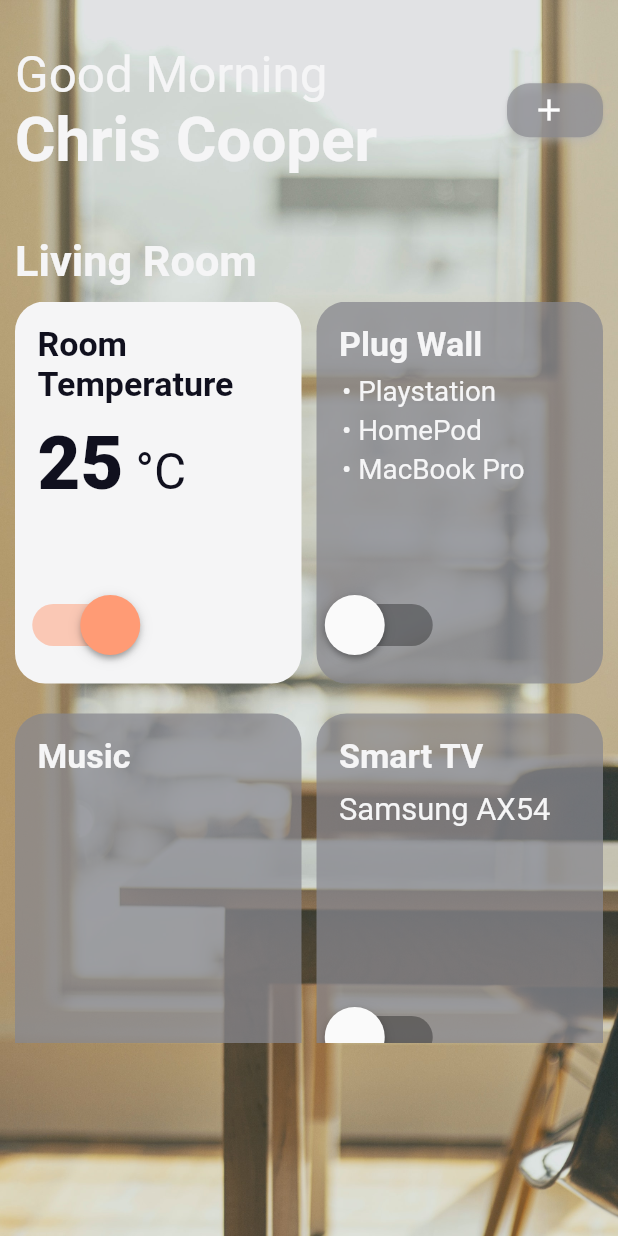
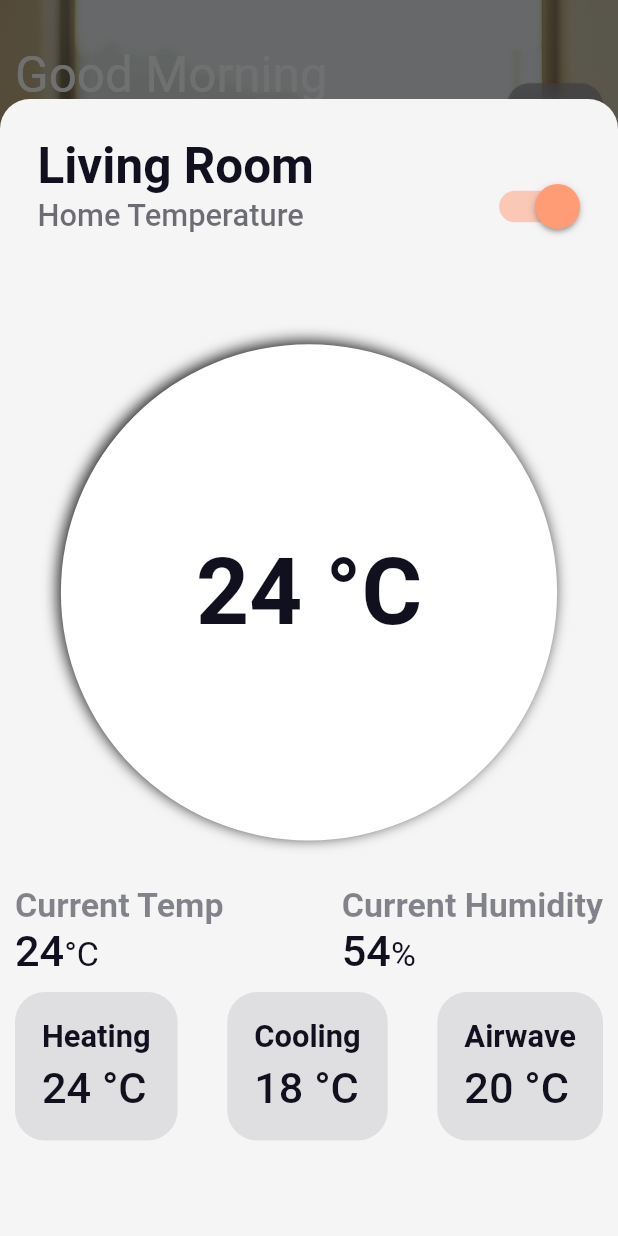
Before and after one commit to Zatinmohan/assignment1, a Flutter app: the screen it shows after launch, after a tap on the "add" icon, on a phone screen of 412 x 824 dp. Run offline on Flutter 3.47's test engine with Material 2 defaults, Android fonts, the phone set to English and light mode, and no system bars; our stand-ins replace get.

Commit message:
- Bottom Sheet Updated - UI Fixes

```diff
--- a/lib/Controllers/main_page_controller.dart
+++ b/lib/Controllers/main_page_controller.dart
@@ -4,6 +4,7 @@ import 'package:get/get.dart';
 class MainPageController extends GetxController {
   RxList<AppData> data = RxList<AppData>();
   RxList<bool> switchData = RxList<bool>();
+  RxInt roomTemperature = 24.obs;
   @override
   void onInit() {
     List<String> items = ["Playstation", "HomePod", "MacBook Pro"];
--- a/lib/MainPage/content.dart
+++ b/lib/MainPage/content.dart
@@ -11,9 +11,7 @@ class MainContent extends StatelessWidget {
 
   @override
   Widget build(BuildContext context) {
-    return SizedBox(
-      width: Get.width,
-      height: Get.height * 0.6,
+    return Expanded(
       child: GridView(
         gridDelegate: SliverGridDelegateWithFixedCrossAxisCount(
           childAspectRatio: Get.width / (Get.height / 1.5),
--- a/lib/MainPage/upperTitle.dart
+++ b/lib/MainPage/upperTitle.dart
@@ -1,3 +1,4 @@
+import 'package:assignment/ModelSheetData/modelSheetMain.dart';
 import 'package:assignment/misc/colors.dart';
 import 'package:flutter/material.dart';
 import 'package:get/get.dart';
@@ -32,7 +33,20 @@ class UpperTitle extends StatelessWidget {
           ],
         ),
         ElevatedButton.icon(
-          onPressed: () => print("Add button pressed"),
+          onPressed: () {
+            showModalBottomSheet(
+                context: context,
+                isScrollControlled: true,
+                backgroundColor: fontColor,
+                shape: const RoundedRectangleBorder(
+                    borderRadius: BorderRadius.only(
+                  topLeft: Radius.circular(20.0),
+                  topRight: Radius.circular(20.0),
+                )),
+                builder: (context) {
+                  return ModelSheetMain();
+                });
+          },
           icon: const Icon(Icons.add),
           label: const SizedBox.shrink(),
           style: ElevatedButton.styleFrom(
--- /dev/null
+++ b/lib/ModelSheetData/Widgets/customContainers.dart
@@ -0,0 +1,43 @@
+import 'package:assignment/misc/colors.dart';
+import 'package:flutter/material.dart';
+import 'package:get/get.dart';
+
+class CustomContainers extends StatelessWidget {
+  final title, value, icons;
+  const CustomContainers(
+      {Key? key, required this.title, required this.value, this.icons})
+      : super(key: key);
+
+  @override
+  Widget build(BuildContext context) {
+    return Container(
+      padding: const EdgeInsets.all(18.0),
+      decoration: BoxDecoration(
+        borderRadius: BorderRadius.circular(20.0),
+        color: containerColor.withOpacity(0.2),
+      ),
+      child: Column(
+        crossAxisAlignment: CrossAxisAlignment.start,
+        children: [
+          Text(
+            title,
+            style: TextStyle(
+              color: darkFontColor,
+              fontSize: Get.width * 0.05,
+              fontWeight: FontWeight.w600,
+            ),
+          ),
+          const SizedBox(height: 5.0),
+          Text(
+            value,
+            style: TextStyle(
+              color: darkFontColor,
+              fontSize: Get.width * 0.07,
+              fontWeight: FontWeight.w500,
+            ),
+          ),
+        ],
+      ),
+    );
+  }
+}
--- /dev/null
+++ b/lib/ModelSheetData/Widgets/dialerColumn.dart
@@ -0,0 +1,49 @@
+import 'package:assignment/misc/colors.dart';
+import 'package:flutter/material.dart';
+import 'package:get/get.dart';
+
+class DialerColumn extends StatelessWidget {
+  final String title, subtitle, subValue;
+  const DialerColumn(
+      {Key? key,
+      required this.title,
+      required this.subtitle,
+      required this.subValue})
+      : super(key: key);
+
+  @override
+  Widget build(BuildContext context) {
+    return SizedBox(
+      child: Column(
+        crossAxisAlignment: CrossAxisAlignment.start,
+        children: [
+          Text(
+            title,
+            style: TextStyle(
+              color: darkFontColor.withOpacity(0.5),
+              fontWeight: FontWeight.w700,
+              fontSize: Get.width * 0.055,
+            ),
+          ),
+          RichText(
+              text: TextSpan(children: [
+            TextSpan(
+                text: subtitle,
+                style: TextStyle(
+                  color: darkFontColor,
+                  fontWeight: FontWeight.w500,
+                  fontSize: Get.width * 0.07,
+                )),
+            TextSpan(
+                text: subValue,
+                style: TextStyle(
+                  color: darkFontColor,
+                  fontWeight: FontWeight.w400,
+                  fontSize: Get.width * 0.055,
+                ))
+          ]))
+        ],
+      ),
+    );
+  }
+}
--- /dev/null
+++ b/lib/ModelSheetData/Widgets/toogleButton.dart
@@ -0,0 +1,21 @@
+import 'package:assignment/Controllers/main_page_controller.dart';
+import 'package:assignment/misc/colors.dart';
+import 'package:flutter/material.dart';
+import 'package:get/get.dart';
+
+class BottomSheetToogleButton extends StatelessWidget {
+  const BottomSheetToogleButton({Key? key}) : super(key: key);
+
+  @override
+  Widget build(BuildContext context) {
+    return Transform.scale(
+      scale: 1.5,
+      child: Switch(
+        activeColor: selectedColor,
+        value: Get.find<MainPageController>().switchData[0],
+        onChanged: (bool value) =>
+            Get.find<MainPageController>().changeSwitchData(0, value),
+      ),
+    );
+  }
+}
--- /dev/null
+++ b/lib/ModelSheetData/bottom_data.dart
@@ -0,0 +1,55 @@
+import 'package:assignment/ModelSheetData/Widgets/customContainers.dart';
+import 'package:assignment/ModelSheetData/Widgets/dialerColumn.dart';
+import 'package:assignment/misc/colors.dart';
+import 'package:flutter/material.dart';
+import 'package:get/get.dart';
+
+class BottomData extends StatelessWidget {
+  const BottomData({Key? key}) : super(key: key);
+
+  @override
+  Widget build(BuildContext context) {
+    return Expanded(
+      child: Column(
+        children: [
+          Row(
+              mainAxisAlignment: MainAxisAlignment.spaceBetween,
+              children: const [
+                Flexible(
+                    flex: 2,
+                    child: DialerColumn(
+                        title: "Current Temp", subtitle: "24", subValue: "°C")),
+                Flexible(
+                    flex: 2,
+                    child: DialerColumn(
+                        title: "Current Humidity",
+                        subtitle: "54",
+                        subValue: "%")),
+              ]),
+          const SizedBox(height: 10.0),
+          Column(
+            children: [
+              Row(
+                mainAxisAlignment: MainAxisAlignment.spaceBetween,
+                children: const [
+                  Flexible(
+                      flex: 1,
+                      child:
+                          CustomContainers(title: "Heating", value: "24 °C")),
+                  Flexible(
+                      flex: 1,
+                      child:
+                          CustomContainers(title: "Cooling", value: "18 °C")),
+                  Flexible(
+                      flex: 1,
+                      child:
+                          CustomContainers(title: "Airwave", value: "20 °C")),
+                ],
+              )
+            ],
+          ),
+        ],
+      ),
+    );
+  }
+}
--- /dev/null
+++ b/lib/ModelSheetData/modelSheetMain.dart
@@ -0,0 +1,29 @@
+import 'package:assignment/ModelSheetData/bottom_data.dart';
+import 'package:assignment/ModelSheetData/tempeartureDial.dart';
+import 'package:assignment/ModelSheetData/title.dart';
+import 'package:flutter/material.dart';
+
+class ModelSheetMain extends StatelessWidget {
+  const ModelSheetMain({Key? key}) : super(key: key);
+
+  @override
+  Widget build(BuildContext context) {
+    return DraggableScrollableSheet(
+      initialChildSize: 0.92,
+      minChildSize: 0.5,
+      maxChildSize: 1,
+      expand: false,
+      builder: (_, controller) => Padding(
+        padding: EdgeInsets.all(10.0),
+        child: Column(children: const [
+          ModalTitleWidget(),
+          SizedBox(height: 10.0),
+          TemperatureDial(),
+          SizedBox(height: 10),
+          BottomData(),
+        ]),
+      ),
+    );
+    ;
+  }
+}
--- /dev/null
+++ b/lib/ModelSheetData/tempeartureDial.dart
@@ -0,0 +1,59 @@
+import 'dart:math';
+
+import 'package:assignment/Controllers/main_page_controller.dart';
+import 'package:assignment/misc/colors.dart';
+import 'package:flutter/gestures.dart';
+import 'package:flutter/material.dart';
+import 'package:get/get.dart';
+
+class TemperatureDial extends StatelessWidget {
+  const TemperatureDial({Key? key}) : super(key: key);
+
+  @override
+  Widget build(BuildContext context) {
+    return SizedBox(
+      height: Get.height * 0.45,
+      width: Get.width,
+      child: GestureDetector(
+        dragStartBehavior: DragStartBehavior.start,
+        behavior: HitTestBehavior.translucent,
+        onPanUpdate: (details) {
+          if (details.delta.dx > 0 && details.delta.dy > 0) {
+            if (Get.find<MainPageController>().roomTemperature.value <= 30) {
+              Get.find<MainPageController>().roomTemperature.value++;
+            }
+          } else if (details.delta.dx < 0 && details.delta.dy >= 0) {
+            if (Get.find<MainPageController>().roomTemperature.value > 0) {
+              Get.find<MainPageController>().roomTemperature.value--;
+            }
+          }
+        },
+        child: Container(
+          margin: const EdgeInsets.all(20.0),
+          decoration: const BoxDecoration(
+            color: Colors.white,
+            shape: BoxShape.circle,
+            boxShadow: [
+              BoxShadow(
+                color: Colors.black87,
+                offset: Offset(-2, -2),
+                blurRadius: 8.0,
+              ),
+            ],
+          ),
+          child: Center(
+              child: Obx(
+            () => Text(
+              "${Get.find<MainPageController>().roomTemperature.value} °C",
+              style: TextStyle(
+                color: darkFontColor,
+                fontSize: Get.width * 0.15,
+                fontWeight: FontWeight.w700,
+              ),
+            ),
+          )),
+        ),
+      ),
+    );
+  }
+}
--- /dev/null
+++ b/lib/ModelSheetData/title.dart
@@ -0,0 +1,45 @@
+import 'package:assignment/ModelSheetData/Widgets/toogleButton.dart';
+import 'package:assignment/misc/colors.dart';
+import 'package:flutter/material.dart';
+import 'package:get/get.dart';
+
+class ModalTitleWidget extends StatelessWidget {
+  const ModalTitleWidget({Key? key}) : super(key: key);
+
+  @override
+  Widget build(BuildContext context) {
+    return Container(
+      padding: const EdgeInsets.all(15.0),
+      width: Get.width,
+      height: Get.height * 0.15,
+      child: Row(
+        mainAxisAlignment: MainAxisAlignment.spaceBetween,
+        children: [
+          Column(
+            crossAxisAlignment: CrossAxisAlignment.start,
+            children: [
+              Text(
+                "Living Room",
+                style: TextStyle(
+                  color: darkFontColor,
+                  fontSize: Get.width * 0.08,
+                  fontWeight: FontWeight.w700,
+                ),
+              ),
+              const SizedBox(height: 2.0),
+              Text(
+                "Home Temperature",
+                style: TextStyle(
+                  color: darkFontColor.withOpacity(0.6),
+                  fontSize: Get.width * 0.05,
+                  fontWeight: FontWeight.w500,
+                ),
+              ),
+            ],
+          ),
+          const BottomSheetToogleButton(),
+        ],
+      ),
+    );
+  }
+}
```
